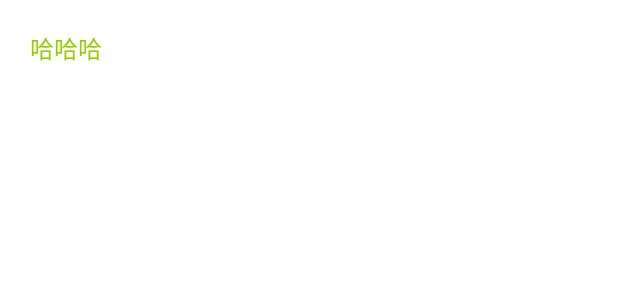
After one commit to lyzqw/wyq_github_android_study, an Android app: the layout item_flex.xml on its own in the app's theme, with its tools: preview values and no code run, on a phone screen of 412 x 824 dp. The commit adds this screen. Shown: the top 300 px of the screen. Run offline under Robolectric (Android 15) with nearby library versions, the phone set to English and light mode, and no system bars.

Commit message:
横向滚动流失布局
Signed-off-by: lyzqw <yuwq327037419@163.com>

```diff
--- a/app/build.gradle
+++ b/app/build.gradle
@@ -48,5 +48,8 @@ dependencies {
     implementation "org.jetbrains.kotlin:kotlin-reflect:1.3.72"
 
     implementation 'com.blankj:utilcodex:1.30.5'
+    implementation 'com.google.android:flexbox:2.0.1'
+    implementation 'com.github.CymChad:BaseRecyclerViewAdapterHelper:3.0.4'
+
 
 }
--- a/app/src/main/java/com/qwlyz/androidstudy/BaseFragment.kt
+++ b/app/src/main/java/com/qwlyz/androidstudy/BaseFragment.kt
@@ -21,12 +21,18 @@ abstract class BaseFragment : Fragment() {
         return inflater.inflate(getLayoutId(), null, false)
     }
 
+    override fun onViewCreated(view: View, savedInstanceState: Bundle?) {
+        super.onViewCreated(view, savedInstanceState)
+        initView()
+    }
 
     override fun onActivityCreated(savedInstanceState: Bundle?) {
         super.onActivityCreated(savedInstanceState)
         initData()
     }
 
+    open fun initView(){}
+
     abstract fun getLayoutId(): Int
 
     abstract fun initData()
--- a/app/src/main/java/com/qwlyz/androidstudy/PageWidget.kt
+++ b/app/src/main/java/com/qwlyz/androidstudy/PageWidget.kt
@@ -1,5 +1,6 @@
 package com.qwlyz.androidstudy
 
+import com.qwlyz.androidstudy.fragment.FlexBoxFragment
 import com.qwlyz.androidstudy.fragment.IndicatorSeekBarFragment
 import com.qwlyz.androidstudy.fragment.PopupWindowFragment
 import com.qwlyz.androidstudy.fragment.TopicAtFragment
@@ -10,6 +11,7 @@ enum class PageWidget(val title: String, val pageWidgetClass: Class<*>) : Serial
 
     PopupWindowWidget("更新popupWindow学习", PopupWindowFragment::class.java),
     IndicatorSeekBarWidget("自定义IndicatorSeekBar", IndicatorSeekBarFragment::class.java),
-    RTLTopicAtWidget("RTL话题", TopicAtFragment::class.java)
+    RTLTopicAtWidget("RTL话题", TopicAtFragment::class.java),
+    FLexBoxWidget("横向滚动的流式布局", FlexBoxFragment::class.java)
 
 }
--- /dev/null
+++ b/app/src/main/res/layout/item_flex.xml
@@ -0,0 +1,20 @@
+<?xml version="1.0" encoding="utf-8"?>
+<LinearLayout xmlns:android="http://schemas.android.com/apk/res/android"
+    android:id="@+id/layout_item"
+    android:layout_width="wrap_content"
+    android:layout_height="wrap_content"
+    android:layout_margin="10dp"
+    android:orientation="vertical">
+
+
+    <TextView
+        android:id="@+id/text"
+        android:layout_width="wrap_content"
+        android:layout_height="wrap_content"
+        android:layout_gravity="center"
+        android:padding="10dp"
+        android:text="哈哈哈"
+        android:textColor="@android:color/holo_green_light"
+        android:textSize="16sp" />
+
+</LinearLayout>
```
Also changed, not shown: app/src/main/java/com/qwlyz/androidstudy/ext/ViewExt.kt (added, +10 -0 lines), app/src/main/java/com/qwlyz/androidstudy/fragment/FlexBoxFragment.kt (added, +76 -0 lines), app/src/main/res/layout/fragment_flex.xml (added, +17 -0 lines).
